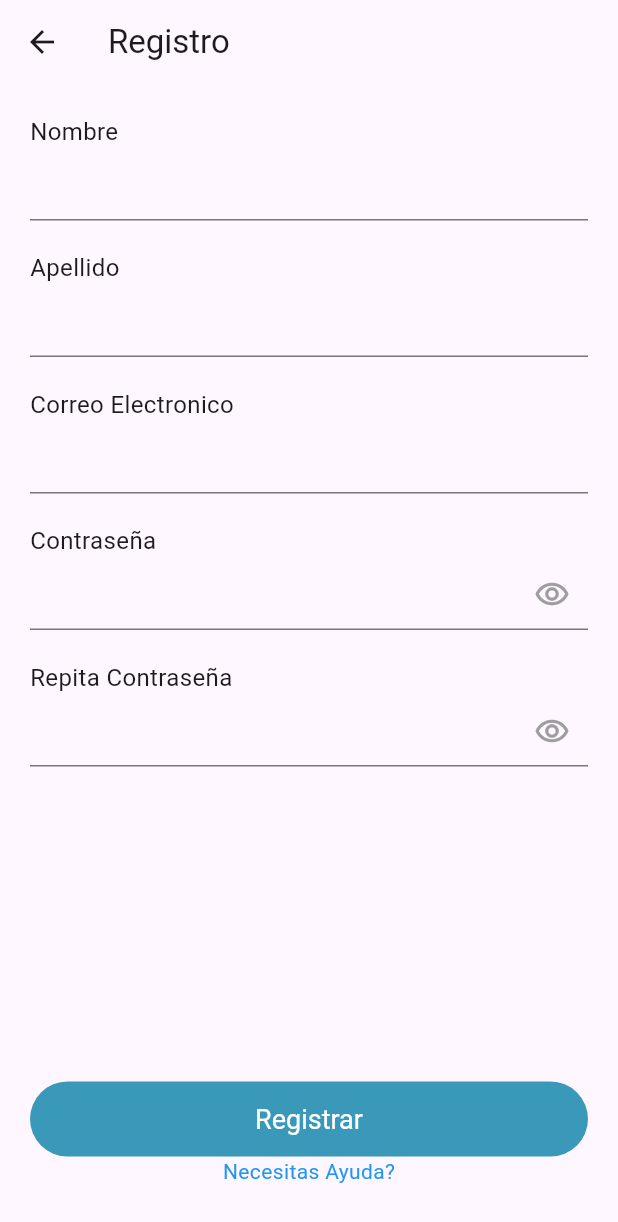
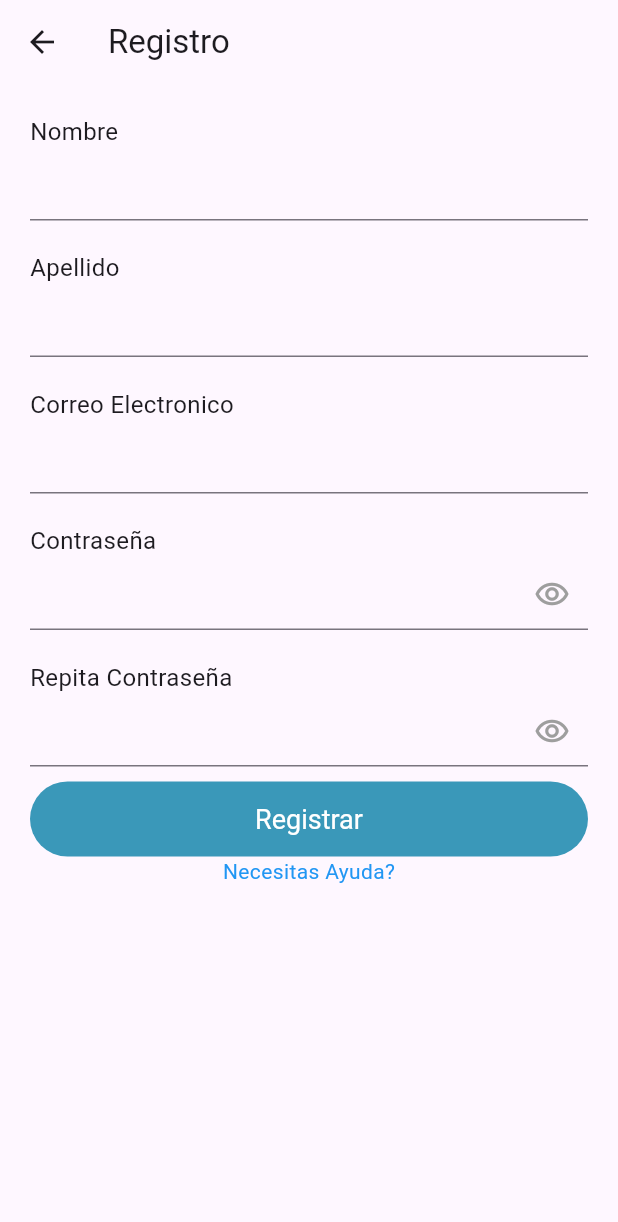
Before and after one commit to PitMac/segunda-oportunidad, a Flutter app: the RegisterScreen screen opened directly, on a phone screen of 412 x 824 dp. Shown: the top 1222 px of the screen. Run offline on Flutter 3.47's test engine with Material 2 defaults, Android fonts, the phone set to English and light mode, and no system bars; our stand-ins replace cloud_firestore, dotted_border, firebase_auth, firebase_core, flutter_hooks, image_picker; accounts and stored records are empty.

Commit message:
register button

```diff
--- a/lib/screens/register_screen.dart
+++ b/lib/screens/register_screen.dart
@@ -114,9 +114,6 @@ class RegisterScreen extends HookWidget {
                 const SizedBox(
                   height: 10,
                 ),
-                const SizedBox(
-                  height: 200,
-                ),
                 Column(
                   crossAxisAlignment: CrossAxisAlignment.stretch,
                   children: [
```
